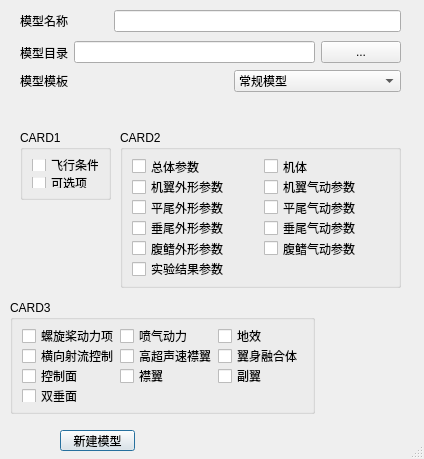
Before: the Qt Designer form PyDatcomLab/GUIs/components/NewModel.ui in darkspring2015/PyDatcomLab, drawn with Qt 5.
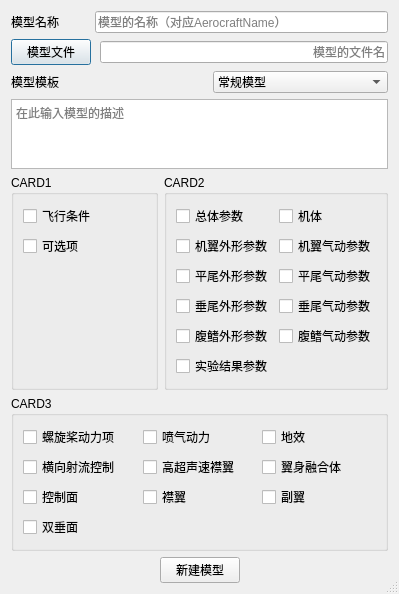
After: the same form once the commit is applied.

```diff
--- a/PyDatcomLab/GUIs/components/NewModel.ui
+++ b/PyDatcomLab/GUIs/components/NewModel.ui
@@ -6,8 +6,8 @@
    <rect>
     <x>0</x>
     <y>0</y>
-    <width>424</width>
-    <height>459</height>
+    <width>399</width>
+    <height>498</height>
    </rect>
   </property>
   <property name="windowTitle">
@@ -16,113 +16,173 @@
   <property name="sizeGripEnabled">
    <bool>true</bool>
   </property>
-  <widget class="QPushButton" name="pushButton_New">
-   <property name="geometry">
-    <rect>
-     <x>60</x>
-     <y>430</y>
-     <width>75</width>
-     <height>21</height>
-    </rect>
-   </property>
+  <layout class="QVBoxLayout" name="verticalLayout">
+   <item>
+    <layout class="QHBoxLayout" name="horizontalLayout">
+     <item>
+      <widget class="QLabel" name="label_ModelName">
+       <property name="text">
+        <string>模型名称</string>
+       </property>
+      </widget>
+     </item>
+     <item>
+      <spacer name="horizontalSpacer">
+       <property name="orientation">
+        <enum>Qt::Horizontal</enum>
+       </property>
+       <property name="sizeType">
+        <enum>QSizePolicy::Preferred</enum>
+       </property>
+       <property name="sizeHint" stdset="0">
+        <size>
+         <width>30</width>
+         <height>20</height>
+        </size>
+       </property>
+      </spacer>
+     </item>
+     <item>
+      <widget class="QLineEdit" name="lineEdit_ModelName">
+       <property name="placeholderText">
+        <string>模型的名称（对应AerocraftName）</string>
+       </property>
+      </widget>
+     </item>
+    </layout>
+   </item>
+   <item>
+    <layout class="QHBoxLayout" name="horizontalLayout_2">
+     <item>
+      <widget class="QPushButton" name="pushButton_GetFileName">
    <property name="text">
-    <string>新建模型</string>
-   </property>
-  </widget>
-  <widget class="QGroupBox" name="groupBox_CARD3">
-   <property name="geometry">
-    <rect>
-     <x>10</x>
-     <y>300</y>
-     <width>305</width>
-     <height>114</height>
-    </rect>
-   </property>
+        <string>模型文件</string>
+       </property>
+      </widget>
+     </item>
+     <item>
+      <spacer name="horizontalSpacer_5">
+       <property name="orientation">
+        <enum>Qt::Horizontal</enum>
+       </property>
+       <property name="sizeType">
+        <enum>QSizePolicy::Preferred</enum>
+       </property>
+       <property name="sizeHint" stdset="0">
+        <size>
+         <width>3</width>
+         <height>20</height>
+        </size>
+       </property>
+      </spacer>
+     </item>
+     <item>
+      <widget class="QLineEdit" name="lineEdit_DirPath">
+       <property name="alignment">
+        <set>Qt::AlignRight|Qt::AlignTrailing|Qt::AlignVCenter</set>
+       </property>
+       <property name="placeholderText">
+        <string>模型的文件名</string>
+       </property>
+      </widget>
+     </item>
+    </layout>
+   </item>
+   <item>
+    <layout class="QHBoxLayout" name="horizontalLayout_3">
+     <item>
+      <widget class="QLabel" name="label_templete">
+       <property name="text">
+        <string>模型模板</string>
+       </property>
+      </widget>
+     </item>
+     <item>
+      <spacer name="horizontalSpacer_2">
+       <property name="orientation">
+        <enum>Qt::Horizontal</enum>
+       </property>
+       <property name="sizeType">
+        <enum>QSizePolicy::Preferred</enum>
+       </property>
+       <property name="sizeHint" stdset="0">
+        <size>
+         <width>20</width>
+         <height>20</height>
+        </size>
+       </property>
+      </spacer>
+     </item>
+     <item>
+      <widget class="QComboBox" name="comboBox_template">
+       <property name="sizePolicy">
+        <sizepolicy hsizetype="Preferred" vsizetype="Fixed">
+         <horstretch>0</horstretch>
+         <verstretch>0</verstretch>
+        </sizepolicy>
+       </property>
+       <item>
+        <property name="text">
+         <string>常规模型</string>
+        </property>
+       </item>
+      </widget>
+     </item>
+    </layout>
+   </item>
+   <item>
+    <widget class="QTextEdit" name="textEdit_Describe">
+     <property name="toolTip">
+      <string>模型的描述，CASE的描述</string>
+     </property>
+     <property name="statusTip">
+      <string>模型的描述，CASE的描述</string>
+     </property>
+     <property name="placeholderText">
+      <string>在此输入模型的描述</string>
+     </property>
+    </widget>
+   </item>
+   <item>
+    <layout class="QHBoxLayout" name="horizontalLayout_4">
+     <item>
+      <widget class="QGroupBox" name="groupBox_2">
    <property name="title">
-    <string>CARD3</string>
-   </property>
-   <layout class="QGridLayout" name="gridLayout_2">
+        <string>CARD1</string>
+       </property>
+       <layout class="QGridLayout" name="gridLayout_3">
     <item row="0" column="0">
-     <widget class="QCheckBox" name="checkBox_PROPWR">
+         <widget class="QCheckBox" name="checkBox_FLTCON">
       <property name="text">
-       <string>螺旋桨动力项</string>
-      </property>
-     </widget>
-    </item>
-    <item row="0" column="1">
-     <widget class="QCheckBox" name="checkBox_JETPWR">
-      <property name="text">
-       <string>喷气动力</string>
-      </property>
-     </widget>
-    </item>
-    <item row="0" column="2">
-     <widget class="QCheckBox" name="checkBox_GRNDEF">
-      <property name="text">
-       <string>地效</string>
+           <string>飞行条件</string>
       </property>
      </widget>
     </item>
     <item row="1" column="0">
-     <widget class="QCheckBox" name="checkBox_TRNJET">
+         <widget class="QCheckBox" name="checkBox_OPTINS">
       <property name="text">
-       <string>横向射流控制</string>
-      </property>
-     </widget>
-    </item>
-    <item row="1" column="1">
-     <widget class="QCheckBox" name="checkBox_HYPEFF">
-      <property name="text">
-       <string>高超声速襟翼</string>
-      </property>
-     </widget>
-    </item>
-    <item row="1" column="2">
-     <widget class="QCheckBox" name="checkBox_LARWB">
-      <property name="text">
-       <string>翼身融合体</string>
+           <string>可选项</string>
       </property>
      </widget>
     </item>
     <item row="2" column="0">
-     <widget class="QCheckBox" name="checkBox_CONTAB">
-      <property name="text">
-       <string>控制面</string>
-      </property>
-     </widget>
-    </item>
-    <item row="2" column="1">
-     <widget class="QCheckBox" name="checkBox_SYMFLP">
-      <property name="text">
-       <string>襟翼</string>
-      </property>
-     </widget>
-    </item>
-    <item row="2" column="2">
-     <widget class="QCheckBox" name="checkBox_ASYFLP">
-      <property name="text">
-       <string>副翼</string>
-      </property>
-     </widget>
-    </item>
-    <item row="3" column="0">
-     <widget class="QCheckBox" name="checkBox_TVTPAN">
-      <property name="text">
-       <string>双垂面</string>
-      </property>
-     </widget>
+         <spacer name="verticalSpacer">
+          <property name="orientation">
+           <enum>Qt::Vertical</enum>
+          </property>
+          <property name="sizeHint" stdset="0">
+           <size>
+            <width>20</width>
+            <height>40</height>
+           </size>
+          </property>
+         </spacer>
     </item>
    </layout>
   </widget>
+     </item>
+     <item>
   <widget class="QGroupBox" name="groupBox">
-   <property name="geometry">
-    <rect>
-     <x>120</x>
-     <y>130</y>
-     <width>281</width>
-     <height>158</height>
-    </rect>
-   </property>
    <property name="title">
     <string>CARD2</string>
    </property>
@@ -206,127 +266,115 @@
     </item>
    </layout>
   </widget>
-  <widget class="QGroupBox" name="groupBox_2">
-   <property name="geometry">
-    <rect>
-     <x>20</x>
-     <y>130</y>
-     <width>91</width>
-     <height>70</height>
-    </rect>
-   </property>
+     </item>
+    </layout>
+   </item>
+   <item>
+    <widget class="QGroupBox" name="groupBox_CARD3">
    <property name="title">
-    <string>CARD1</string>
-   </property>
-   <layout class="QGridLayout" name="gridLayout_3">
+      <string>CARD3</string>
+     </property>
+     <layout class="QGridLayout" name="gridLayout_2">
     <item row="0" column="0">
-     <widget class="QCheckBox" name="checkBox_FLTCON">
+       <widget class="QCheckBox" name="checkBox_PROPWR">
       <property name="text">
-       <string>飞行条件</string>
+         <string>螺旋桨动力项</string>
+        </property>
+       </widget>
+      </item>
+      <item row="0" column="1">
+       <widget class="QCheckBox" name="checkBox_JETPWR">
+        <property name="text">
+         <string>喷气动力</string>
+        </property>
+       </widget>
+      </item>
+      <item row="0" column="2">
+       <widget class="QCheckBox" name="checkBox_GRNDEF">
+        <property name="text">
+         <string>地效</string>
       </property>
      </widget>
     </item>
     <item row="1" column="0">
-     <widget class="QCheckBox" name="checkBox_OPTINS">
+       <widget class="QCheckBox" name="checkBox_TRNJET">
       <property name="text">
-       <string>可选项</string>
+         <string>横向射流控制</string>
       </property>
      </widget>
     </item>
-   </layout>
-  </widget>
-  <widget class="QWidget" name="layoutWidget">
-   <property name="geometry">
-    <rect>
-     <x>20</x>
-     <y>10</y>
-     <width>381</width>
-     <height>22</height>
-    </rect>
-   </property>
-   <layout class="QHBoxLayout" name="horizontalLayout">
-    <item>
-     <widget class="QLabel" name="label_ModelName">
+      <item row="1" column="1">
+       <widget class="QCheckBox" name="checkBox_HYPEFF">
       <property name="text">
-       <string>模型名称</string>
+         <string>高超声速襟翼</string>
       </property>
      </widget>
     </item>
-    <item>
-     <spacer name="horizontalSpacer">
-      <property name="orientation">
-       <enum>Qt::Horizontal</enum>
-      </property>
-      <property name="sizeType">
-       <enum>QSizePolicy::Preferred</enum>
-      </property>
-      <property name="sizeHint" stdset="0">
-       <size>
-        <width>40</width>
-        <height>20</height>
-       </size>
-      </property>
-     </spacer>
-    </item>
-    <item>
-     <widget class="QLineEdit" name="lineEdit_ModelName"/>
-    </item>
-   </layout>
-  </widget>
-  <widget class="QWidget" name="layoutWidget">
-   <property name="geometry">
-    <rect>
-     <x>20</x>
-     <y>40</y>
-     <width>381</width>
-     <height>25</height>
-    </rect>
-   </property>
-   <layout class="QHBoxLayout" name="horizontalLayout_2">
-    <item>
-     <widget class="QLabel" name="label_ModelDir">
+      <item row="1" column="2">
+       <widget class="QCheckBox" name="checkBox_LARWB">
+        <property name="text">
+         <string>翼身融合体</string>
+        </property>
+       </widget>
+      </item>
+      <item row="2" column="0">
+       <widget class="QCheckBox" name="checkBox_CONTAB">
+        <property name="text">
+         <string>控制面</string>
+        </property>
+       </widget>
+      </item>
+      <item row="2" column="1">
+       <widget class="QCheckBox" name="checkBox_SYMFLP">
+        <property name="text">
+         <string>襟翼</string>
+        </property>
+       </widget>
+      </item>
+      <item row="2" column="2">
+       <widget class="QCheckBox" name="checkBox_ASYFLP">
       <property name="text">
-       <string>模型目录</string>
+         <string>副翼</string>
       </property>
      </widget>
     </item>
-    <item>
-     <widget class="QLineEdit" name="lineEdit_DirPath"/>
-    </item>
-    <item>
-     <widget class="QPushButton" name="pushButton_ChoiseDir">
+      <item row="3" column="0">
+       <widget class="QCheckBox" name="checkBox_TVTPAN">
       <property name="text">
-       <string>...</string>
+         <string>双垂面</string>
       </property>
      </widget>
     </item>
    </layout>
   </widget>
-  <widget class="QWidget" name="layoutWidget">
-   <property name="geometry">
-    <rect>
-     <x>20</x>
-     <y>70</y>
-     <width>381</width>
-     <height>22</height>
-    </rect>
-   </property>
-   <layout class="QHBoxLayout" name="horizontalLayout_3">
+   </item>
+   <item>
+    <layout class="QHBoxLayout" name="horizontalLayout_5">
+     <item>
+      <spacer name="horizontalSpacer_3">
+       <property name="orientation">
+        <enum>Qt::Horizontal</enum>
+       </property>
+       <property name="sizeHint" stdset="0">
+        <size>
+         <width>40</width>
+         <height>20</height>
+        </size>
+       </property>
+      </spacer>
+     </item>
     <item>
-     <widget class="QLabel" name="label_templete">
+      <widget class="QPushButton" name="pushButton_New">
       <property name="text">
-       <string>模型模板</string>
+        <string>新建模型</string>
       </property>
      </widget>
     </item>
     <item>
-     <spacer name="horizontalSpacer_2">
+      <spacer name="horizontalSpacer_4">
       <property name="orientation">
        <enum>Qt::Horizontal</enum>
       </property>
-      <property name="sizeType">
-       <enum>QSizePolicy::Preferred</enum>
-      </property>
       <property name="sizeHint" stdset="0">
        <size>
         <width>40</width>
@@ -335,17 +383,9 @@
       </property>
      </spacer>
     </item>
-    <item>
-     <widget class="QComboBox" name="comboBox_template">
-      <item>
-       <property name="text">
-        <string>常规模型</string>
-       </property>
-      </item>
-     </widget>
-    </item>
-   </layout>
-  </widget>
+    </layout>
+   </item>
+  </layout>
  </widget>
  <resources/>
  <connections/>
```
Lines whose indentation alone changed are shown as unchanged.
